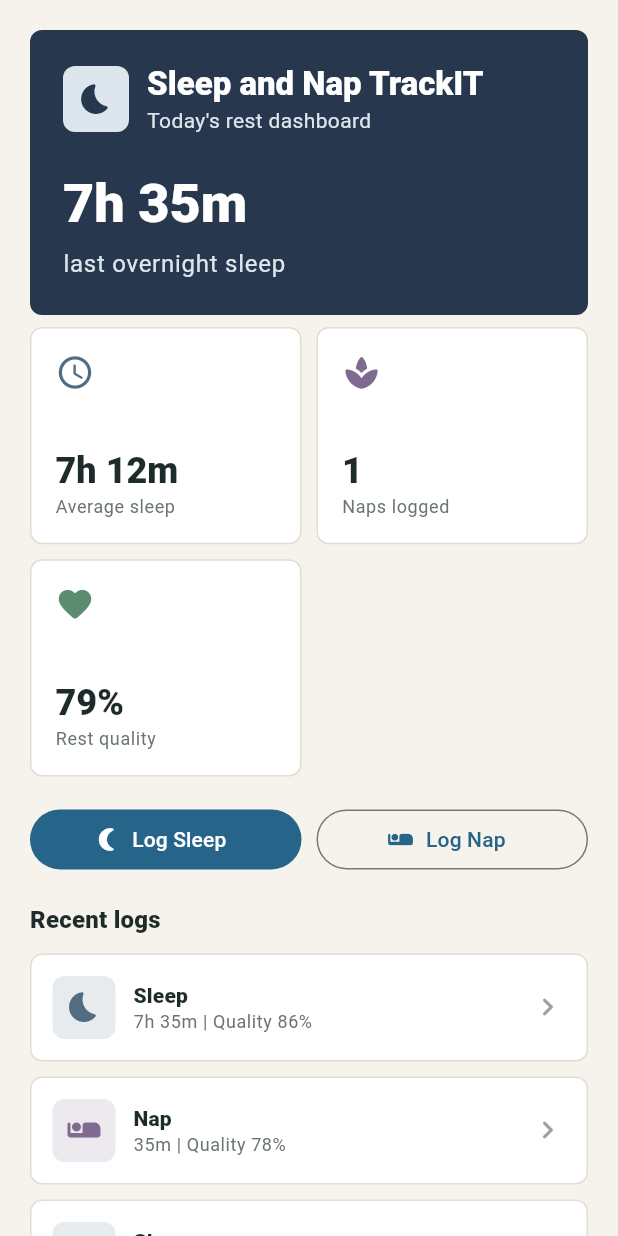
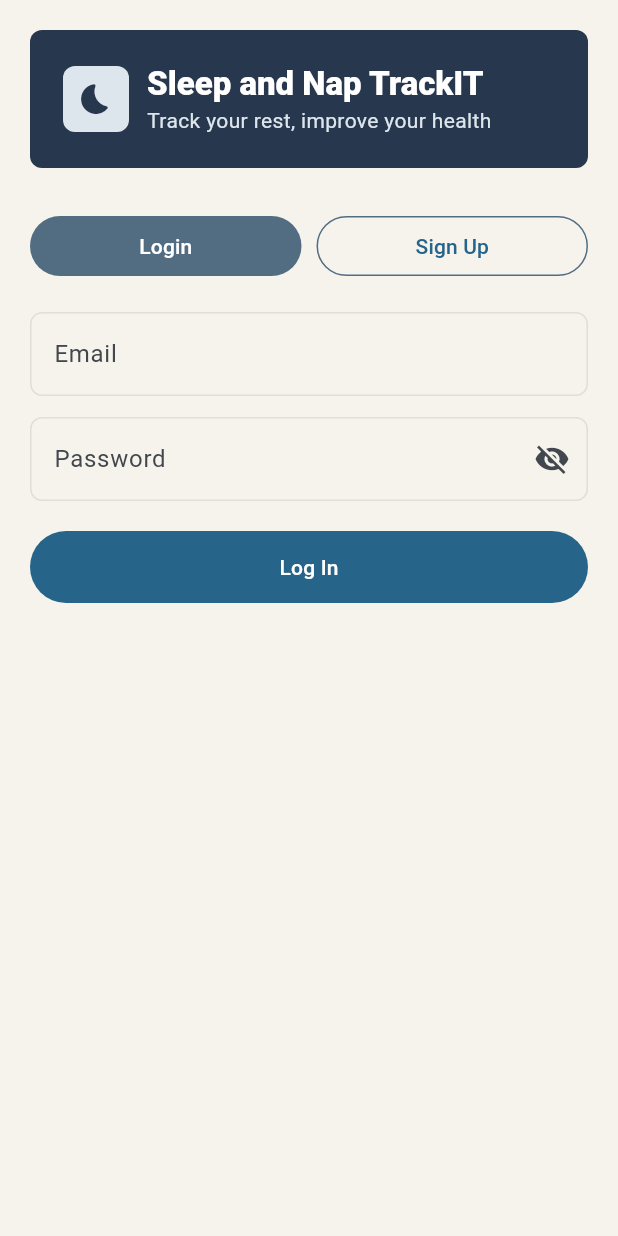
Before and after one commit to andreswooshik/Sleep-and-Nap-TrackIT, a Flutter app: the screen it shows after launch, on a phone screen of 412 x 824 dp. Run offline on Flutter 3.47's test engine with Material 3 defaults, Android fonts, the phone set to English and light mode, and no system bars; our stand-ins replace get_it, supabase_flutter; accounts and stored records are empty.

Commit message:
feat: add AuthView with animated login/signup toggle, wire Supabase routing

```diff
--- a/sleep_and_nap_trackit/lib/core/locator.dart
+++ b/sleep_and_nap_trackit/lib/core/locator.dart
@@ -1,14 +1,11 @@
 import 'package:get_it/get_it.dart';
+
+import '../services/auth_service.dart';
 import '../services/sleep_service.dart';
-// Import your services and viewmodels here as you create them
 
 final locator = GetIt.instance;
 
 void setupLocator() {
-  // Register Services (Backend Scaffold)
   locator.registerLazySingleton<SleepService>(() => MockSleepService());
-  // locator.registerLazySingleton<SleepService>(() => SleepServiceImpl());
-
-  // Register ViewModels (Factories so we get a new instance per screen)
-  // locator.registerFactory<HomeViewModel>(() => HomeViewModel(locator<SleepService>()));
+  locator.registerLazySingleton<AuthService>(() => SupabaseAuthService());
 }
--- a/sleep_and_nap_trackit/lib/main.dart
+++ b/sleep_and_nap_trackit/lib/main.dart
@@ -1,9 +1,15 @@
 import 'package:flutter/material.dart';
+import 'package:supabase_flutter/supabase_flutter.dart';
 
 import 'core/locator.dart';
+import 'core/supabase_config.dart';
+import 'services/auth_service.dart';
+import 'views/auth_view.dart';
 import 'views/home_view.dart';
 
-void main() {
+Future<void> main() async {
+  WidgetsFlutterBinding.ensureInitialized();
+  await Supabase.initialize(url: supabaseUrl, publishableKey: supabaseAnonKey);
   setupLocator();
   runApp(const SleepTrackItApp());
 }
@@ -14,6 +20,7 @@ class SleepTrackItApp extends StatelessWidget {
   @override
   Widget build(BuildContext context) {
     const seed = Color(0xFF526D82);
+    final authService = locator<AuthService>();
 
     return MaterialApp(
       debugShowCheckedModeBanner: false,
@@ -25,12 +32,8 @@ class SleepTrackItApp extends StatelessWidget {
         ),
         scaffoldBackgroundColor: const Color(0xFFF6F3EC),
         useMaterial3: true,
-        textTheme: Theme.of(context).textTheme.apply(
-          bodyColor: const Color(0xFF1D2B2A),
-          displayColor: const Color(0xFF1D2B2A),
-        ),
       ),
-      home: const HomeView(),
+      home: authService.isAuthenticated ? const HomeView() : const AuthView(),
     );
   }
 }
--- /dev/null
+++ b/sleep_and_nap_trackit/lib/views/auth_view.dart
@@ -0,0 +1,327 @@
+import 'package:flutter/material.dart';
+import 'package:provider/provider.dart';
+
+import '../viewmodels/auth_viewmodel.dart';
+import 'home_view.dart';
+
+class AuthView extends StatelessWidget {
+  const AuthView({super.key});
+
+  @override
+  Widget build(BuildContext context) {
+    return ChangeNotifierProvider(
+      create: (_) => AuthViewModel(),
+      child: const _AuthContent(),
+    );
+  }
+}
+
+class _AuthContent extends StatelessWidget {
+  const _AuthContent();
+
+  @override
+  Widget build(BuildContext context) {
+    return Scaffold(
+      body: SafeArea(
+        child: SingleChildScrollView(
+          padding: const EdgeInsets.all(20),
+          child: Column(
+            crossAxisAlignment: CrossAxisAlignment.stretch,
+            children: [
+              const _Header(),
+              const SizedBox(height: 28),
+              const _ModeToggle(),
+              const SizedBox(height: 20),
+              const _AuthForm(),
+            ],
+          ),
+        ),
+      ),
+    );
+  }
+}
+
+class _Header extends StatelessWidget {
+  const _Header();
+
+  @override
+  Widget build(BuildContext context) {
+    final theme = Theme.of(context);
+
+    return Container(
+      padding: const EdgeInsets.all(22),
+      decoration: BoxDecoration(
+        color: const Color(0xFF27374D),
+        borderRadius: BorderRadius.circular(8),
+      ),
+      child: Row(
+        children: [
+          Container(
+            height: 44,
+            width: 44,
+            decoration: BoxDecoration(
+              color: const Color(0xFFDDE6ED),
+              borderRadius: BorderRadius.circular(8),
+            ),
+            child: const Icon(
+              Icons.bedtime_rounded,
+              color: Color(0xFF27374D),
+            ),
+          ),
+          const SizedBox(width: 12),
+          Expanded(
+            child: Column(
+              crossAxisAlignment: CrossAxisAlignment.start,
+              children: [
+                Text(
+                  'Sleep and Nap TrackIT',
+                  style: theme.textTheme.titleLarge?.copyWith(
+                    color: Colors.white,
+                    fontWeight: FontWeight.w800,
+                  ),
+                ),
+                Text(
+                  'Track your rest, improve your health',
+                  style: theme.textTheme.bodyMedium?.copyWith(
+                    color: const Color(0xFFDDE6ED),
+                  ),
+                ),
+              ],
+            ),
+          ),
+        ],
+      ),
+    );
+  }
+}
+
+class _ModeToggle extends StatelessWidget {
+  const _ModeToggle();
+
+  @override
+  Widget build(BuildContext context) {
+    final viewModel = context.watch<AuthViewModel>();
+    final isLogin = viewModel.mode == AuthMode.login;
+
+    return Row(
+      children: [
+        Expanded(
+          child: isLogin
+              ? FilledButton(
+                  onPressed: null,
+                  style: FilledButton.styleFrom(
+                    backgroundColor: const Color(0xFF526D82),
+                    disabledBackgroundColor: const Color(0xFF526D82),
+                    disabledForegroundColor: Colors.white,
+                  ),
+                  child: const Text('Login'),
+                )
+              : OutlinedButton(
+                  onPressed: viewModel.toggleMode,
+                  style: OutlinedButton.styleFrom(
+                    side: const BorderSide(color: Color(0xFF526D82)),
+                  ),
+                  child: const Text('Login'),
+                ),
+        ),
+        const SizedBox(width: 10),
+        Expanded(
+          child: !isLogin
+              ? FilledButton(
+                  onPressed: null,
+                  style: FilledButton.styleFrom(
+                    backgroundColor: const Color(0xFF526D82),
+                    disabledBackgroundColor: const Color(0xFF526D82),
+                    disabledForegroundColor: Colors.white,
+                  ),
+                  child: const Text('Sign Up'),
+                )
+              : OutlinedButton(
+                  onPressed: viewModel.toggleMode,
+                  style: OutlinedButton.styleFrom(
+                    side: const BorderSide(color: Color(0xFF526D82)),
+                  ),
+                  child: const Text('Sign Up'),
+                ),
+        ),
+      ],
+    );
+  }
+}
+
+class _AuthForm extends StatefulWidget {
+  const _AuthForm();
+
+  @override
+  State<_AuthForm> createState() => _AuthFormState();
+}
+
+class _AuthFormState extends State<_AuthForm> {
+  final _emailController = TextEditingController();
+  final _passwordController = TextEditingController();
+  final _confirmPasswordController = TextEditingController();
+  bool _obscurePassword = true;
+  bool _obscureConfirmPassword = true;
+
+  @override
+  void dispose() {
+    _emailController.dispose();
+    _passwordController.dispose();
+    _confirmPasswordController.dispose();
+    super.dispose();
+  }
+
+  Future<void> _handleSubmit(AuthViewModel viewModel) async {
+    final success = await viewModel.submit();
+    if (success && mounted) {
+      Navigator.of(context).pushReplacement(
+        MaterialPageRoute<void>(builder: (_) => const HomeView()),
+      );
+    }
+  }
+
+  @override
+  Widget build(BuildContext context) {
+    final viewModel = context.watch<AuthViewModel>();
+    final isLogin = viewModel.mode == AuthMode.login;
+
+    return AnimatedSwitcher(
+      duration: const Duration(milliseconds: 300),
+      switchInCurve: Curves.easeInOut,
+      switchOutCurve: Curves.easeInOut,
+      transitionBuilder: (child, animation) {
+        return FadeTransition(
+          opacity: animation,
+          child: SlideTransition(
+            position: Tween<Offset>(
+              begin: const Offset(0, 0.05),
+              end: Offset.zero,
+            ).animate(animation),
+            child: child,
+          ),
+        );
+      },
+      child: Column(
+        key: ValueKey(viewModel.mode),
+        crossAxisAlignment: CrossAxisAlignment.stretch,
+        children: [
+          TextFormField(
+            controller: _emailController,
+            keyboardType: TextInputType.emailAddress,
+            textInputAction: TextInputAction.next,
+            onChanged: viewModel.setEmail,
+            decoration: InputDecoration(
+              labelText: 'Email',
+              errorText: viewModel.emailError,
+              border: OutlineInputBorder(
+                borderRadius: BorderRadius.circular(8),
+              ),
+              enabledBorder: OutlineInputBorder(
+                borderRadius: BorderRadius.circular(8),
+                borderSide: const BorderSide(color: Color(0xFFE3DED4)),
+              ),
+              focusedBorder: OutlineInputBorder(
+                borderRadius: BorderRadius.circular(8),
+                borderSide: const BorderSide(color: Color(0xFF526D82), width: 2),
+              ),
+            ),
+          ),
+          const SizedBox(height: 14),
+          TextFormField(
+            controller: _passwordController,
+            obscureText: _obscurePassword,
+            textInputAction: isLogin ? TextInputAction.done : TextInputAction.next,
+            onChanged: viewModel.setPassword,
+            decoration: InputDecoration(
+              labelText: 'Password',
+              errorText: viewModel.passwordError,
+              border: OutlineInputBorder(
+                borderRadius: BorderRadius.circular(8),
+              ),
+              enabledBorder: OutlineInputBorder(
+                borderRadius: BorderRadius.circular(8),
+                borderSide: const BorderSide(color: Color(0xFFE3DED4)),
+              ),
+              focusedBorder: OutlineInputBorder(
+                borderRadius: BorderRadius.circular(8),
+                borderSide: const BorderSide(color: Color(0xFF526D82), width: 2),
+              ),
+              suffixIcon: IconButton(
+                icon: Icon(
+                  _obscurePassword ? Icons.visibility_off : Icons.visibility,
+                ),
+                onPressed: () {
+                  setState(() => _obscurePassword = !_obscurePassword);
+                },
+              ),
+            ),
+          ),
+          if (!isLogin) ...[
+            const SizedBox(height: 14),
+            TextFormField(
+              controller: _confirmPasswordController,
+              obscureText: _obscureConfirmPassword,
+              textInputAction: TextInputAction.done,
+              onChanged: viewModel.setConfirmPassword,
+              decoration: InputDecoration(
+                labelText: 'Confirm Password',
+                errorText: viewModel.confirmPasswordError,
+                border: OutlineInputBorder(
+                  borderRadius: BorderRadius.circular(8),
+                ),
+                enabledBorder: OutlineInputBorder(
+                  borderRadius: BorderRadius.circular(8),
+                  borderSide: const BorderSide(color: Color(0xFFE3DED4)),
+                ),
+                focusedBorder: OutlineInputBorder(
+                  borderRadius: BorderRadius.circular(8),
+                  borderSide: const BorderSide(color: Color(0xFF526D82), width: 2),
+                ),
+                suffixIcon: IconButton(
+                  icon: Icon(
+                    _obscureConfirmPassword ? Icons.visibility_off : Icons.visibility,
+                  ),
+                  onPressed: () {
+                    setState(() => _obscureConfirmPassword = !_obscureConfirmPassword);
+                  },
+                ),
+              ),
+            ),
+          ],
+          if (viewModel.authError != null) ...[
+            const SizedBox(height: 14),
+            Container(
+              padding: const EdgeInsets.all(12),
+              decoration: BoxDecoration(
+                color: Colors.red.shade50,
+                borderRadius: BorderRadius.circular(8),
+                border: Border.all(color: Colors.red.shade700),
+              ),
+              child: Text(
+                viewModel.authError!,
+                style: TextStyle(color: Colors.red.shade700),
+              ),
+            ),
+          ],
+          const SizedBox(height: 20),
+          SizedBox(
+            height: 48,
+            child: FilledButton(
+              onPressed: viewModel.isLoading ? null : () => _handleSubmit(viewModel),
+              child: viewModel.isLoading
+                  ? const SizedBox(
+                      height: 20,
+                      width: 20,
+                      child: CircularProgressIndicator(
+                        strokeWidth: 2,
+                        color: Colors.white,
+                      ),
+                    )
+                  : Text(isLogin ? 'Log In' : 'Create Account'),
+            ),
+          ),
+        ],
+      ),
+    );
+  }
+}
```
Also changed, not shown: 2 other files.
